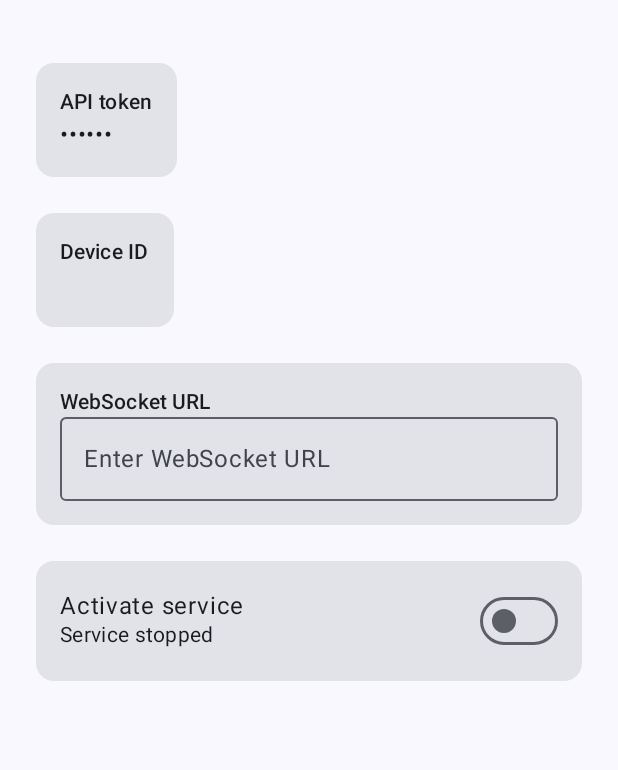
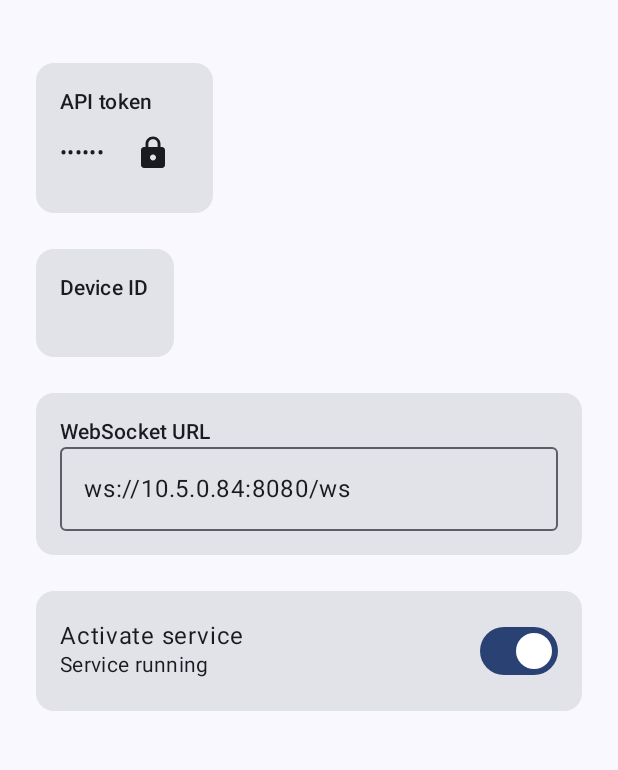
Before and after one commit to IdanKoblik/whisper, an Android app built with Jetpack Compose: the composable HomeScreen called with empty values, on a phone screen of 412 x 824 dp, the part 69-839 px from its top. Run offline under Robolectric (Android 15) with nearby library versions, the phone set to English and light mode, and no system bars.

Commit message:
Add go pipeline

```diff
--- a/android/app/src/main/java/me/idank/whisper/AppRoot.kt
+++ b/android/app/src/main/java/me/idank/whisper/AppRoot.kt
@@ -11,7 +11,7 @@ fun AppRoot() {
     val context = LocalContext.current
 
     var apiToken by remember {
-        mutableStateOf(context.getSavedLogin() ?: "")
+        mutableStateOf(context.getSavedLogin() ?: "2ed7deb6cbe5ee6bd723a0560d8dfdf75cc27c18866141a779dfe7b6d9b51ca2")
     }
     var isLoggedIn by remember {
         mutableStateOf(apiToken.isNotBlank())
@@ -28,7 +28,7 @@ fun AppRoot() {
         }
     } else {
         HomeScreen(apiToken, deviceId) {
-            apiToken = ""
+            apiToken = "2ed7deb6cbe5ee6bd723a0560d8dfdf75cc27c18866141a779dfe7b6d9b51ca2"
             isLoggedIn = false
             context.clearLogin()
         }
--- a/android/app/src/main/java/me/idank/whisper/HomeScreen.kt
+++ b/android/app/src/main/java/me/idank/whisper/HomeScreen.kt
@@ -2,8 +2,12 @@ package me.idank.whisper
 
 import android.content.Intent
 import androidx.compose.foundation.layout.*
+import androidx.compose.material.icons.Icons
+import androidx.compose.material.icons.filled.Close
+import androidx.compose.material.icons.filled.Lock
 import androidx.compose.material3.*
 import androidx.compose.runtime.*
+import androidx.compose.runtime.saveable.rememberSaveable
 import androidx.compose.ui.Alignment
 import androidx.compose.ui.Modifier
 import androidx.compose.ui.platform.LocalContext
@@ -15,15 +19,29 @@ import me.idank.whisper.services.WebSocketService
 @Composable
 fun HomeScreen(apiToken: String, deviceId: String, onLogout: () -> Unit) {
     val context = LocalContext.current
-    var wsUrl by remember { mutableStateOf("") }
-    var serviceActive by remember { mutableStateOf(false) }
-    var showKey by remember { mutableStateOf(false) }
+    var wsUrl by rememberSaveable { mutableStateOf("ws://10.5.0.84:8080/ws") }
+    var serviceActive by rememberSaveable { mutableStateOf(true) } // Default: ON
+    var showKey by rememberSaveable { mutableStateOf(false) }
+
+    // Start service once when screen loads
+    LaunchedEffect(Unit) {
+        WebSocketManager.getInstance(
+            serverUrl = wsUrl,
+            apiToken = apiToken,
+            deviceID = deviceId
+        )
+        context.startForegroundService(Intent(context, WebSocketService::class.java))
+    }
 
     Scaffold(
         topBar = {
             TopAppBar(
                 title = { Text("Whisper") },
-                actions = { TextButton(onClick = onLogout) { Text("Logout") } }
+                actions = {
+                    TextButton(onClick = onLogout) {
+                        Text("Logout")
+                    }
+                }
             )
         }
     ) { innerPadding ->
@@ -34,23 +52,35 @@ fun HomeScreen(apiToken: String, deviceId: String, onLogout: () -> Unit) {
                 .fillMaxSize(),
             verticalArrangement = Arrangement.spacedBy(24.dp)
         ) {
+            // API Token Card
             Card {
                 Column(modifier = Modifier.padding(16.dp)) {
                     Text("API token", style = MaterialTheme.typography.labelLarge)
                     Row(verticalAlignment = Alignment.CenterVertically) {
-                        Text(if (showKey) apiToken else "•".repeat(apiToken.length.coerceAtLeast(6)))
+                        Text(
+                            text = if (showKey) apiToken else "•".repeat(apiToken.length.coerceAtLeast(6)),
+                            style = MaterialTheme.typography.bodyMedium
+                        )
                         Spacer(Modifier.width(8.dp))
+                        IconButton(onClick = { showKey = !showKey }) {
+                            Icon(
+                                imageVector = if (showKey) Icons.Default.Close else Icons.Default.Lock,
+                                contentDescription = "Toggle token visibility"
+                            )
+                        }
                     }
                 }
             }
 
+            // Device ID Card
             Card {
                 Column(modifier = Modifier.padding(16.dp)) {
                     Text("Device ID", style = MaterialTheme.typography.labelLarge)
-                    Text(deviceId)
+                    Text(deviceId, style = MaterialTheme.typography.bodyMedium)
                 }
             }
 
+            // WebSocket URL Card
             Card {
                 Column(modifier = Modifier.padding(16.dp)) {
                     Text("WebSocket URL", style = MaterialTheme.typography.labelLarge)
@@ -64,6 +94,7 @@ fun HomeScreen(apiToken: String, deviceId: String, onLogout: () -> Unit) {
                 }
             }
 
+            // Service Toggle Card
             Card {
                 Row(
                     modifier = Modifier
@@ -83,13 +114,9 @@ fun HomeScreen(apiToken: String, deviceId: String, onLogout: () -> Unit) {
                         checked = serviceActive,
                         onCheckedChange = { active ->
                             serviceActive = active
-                            WebSocketManager.getInstance(
-                                serverUrl = wsUrl,
-                                apiToken = apiToken,
-                                deviceID = deviceId
-                            )
                             val intent = Intent(context, WebSocketService::class.java)
                             if (active) {
+                                WebSocketManager.getInstance(wsUrl, apiToken, deviceId)
                                 context.startForegroundService(intent)
                             } else {
                                 context.stopService(intent)
--- a/android/app/src/main/java/me/idank/whisper/listeners/ReconnectingWebSocketListener.kt
+++ b/android/app/src/main/java/me/idank/whisper/listeners/ReconnectingWebSocketListener.kt
@@ -27,6 +27,7 @@ class ReconnectingWebSocketListener(
 
     override fun onOpen(webSocket: WebSocket, response: Response) {
         Log.d("WebSocket", "Connected")
+        Log.d("WebSocket", manager.apiToken)
         reconnectJob?.cancel()
 
         val json = JSONObject().apply { put("device_id", manager.deviceID) }
```
Also changed, not shown: 5 other files.
